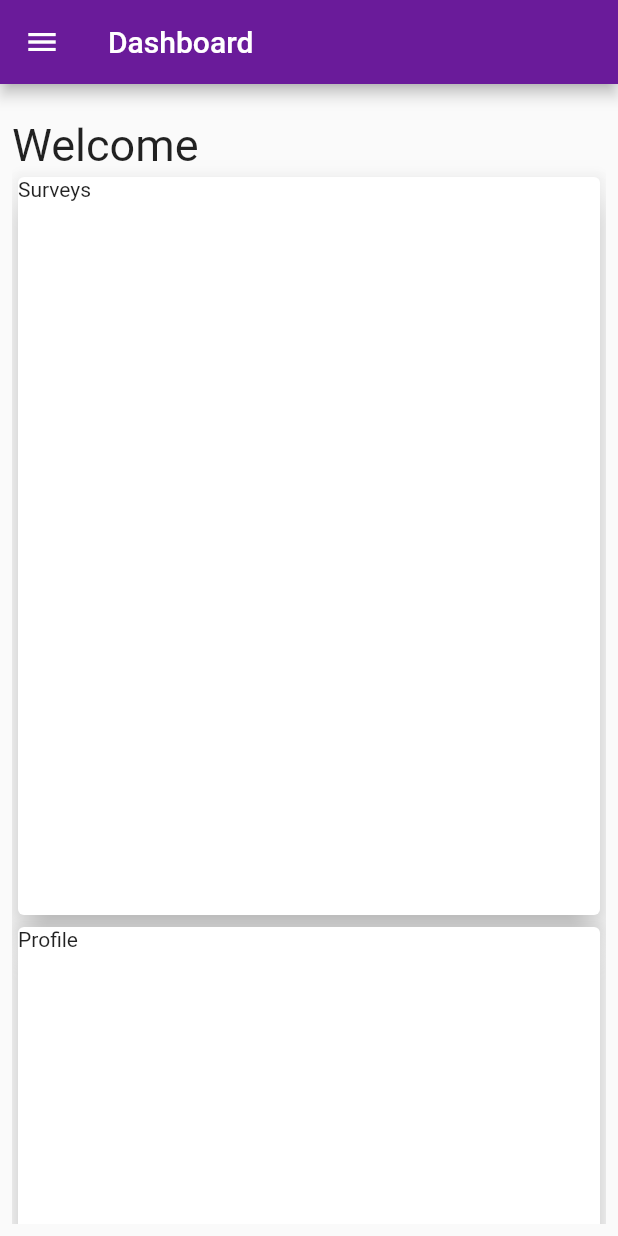
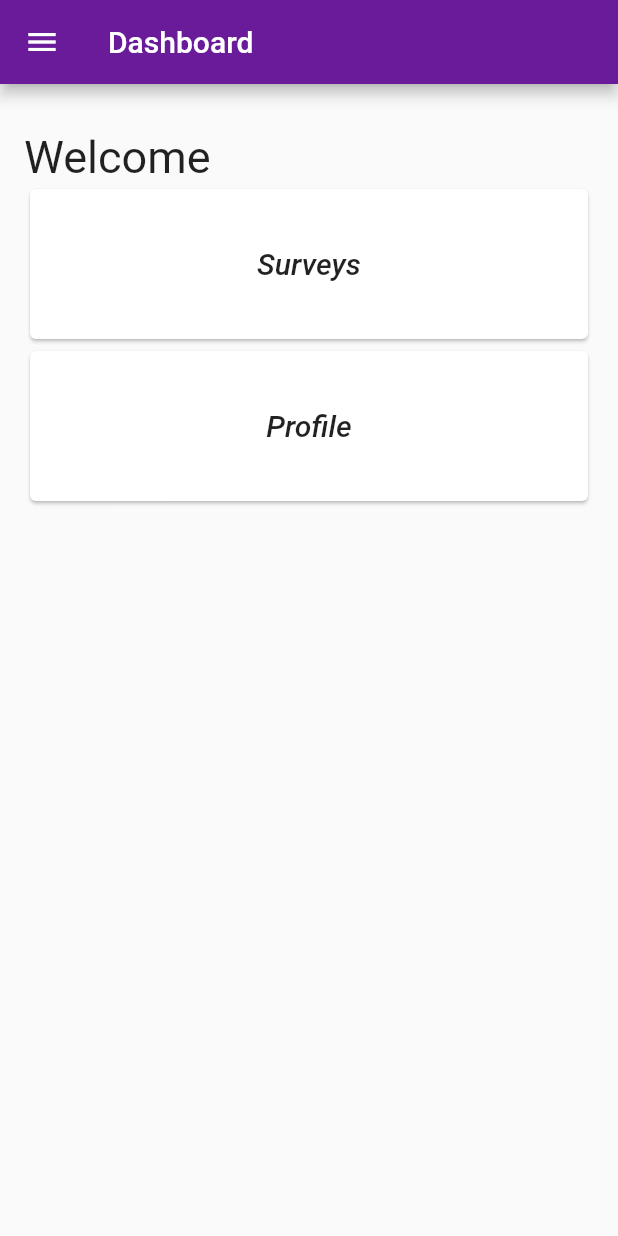
Before and after one commit to ratneshkarbhari/88zw, a Flutter app: the Dashboard screen opened by its route, on a phone screen of 412 x 824 dp. Run offline on Flutter 3.47's test engine with Material 2 defaults, Android fonts, the phone set to English and light mode, and no system bars; our stand-ins replace shared_preferences; accounts and stored records are empty.

Commit message:
dashboard cards done

```diff
--- a/survey/lib/screens/dashboard.dart
+++ b/survey/lib/screens/dashboard.dart
@@ -18,36 +18,53 @@ class _DashboardState extends State<Dashboard> {
         title: Text("Dashboard"),
       ),
       body: Padding(
-        padding: const EdgeInsets.all(8.0),
+        padding: const EdgeInsets.all(16.0),
         child: Container(
           child: ListView(
             children: [
-              SizedBox(height: 15.0,),
-              Text("Welcome "+prefs.getString("first_name"),style: TextStyle(fontSize: 30.0),),
-              Container(
-                height: 500,
-                child: GestureDetector(
+              SizedBox(
+                height: 15.0,
+              ),
+              Text(
+                "Welcome " + prefs.getString("first_name"),
+                style: TextStyle(fontSize: 30.0),
+              ),
+              GestureDetector(
                 onTap: () {
-                    Navigator.pushNamed(context,"/surveys");
+                  Navigator.pushNamed(context, "/surveys");
                 },
                 child: Card(
-                    elevation: 10.0,
-                    child: Text(
-                      "Surveys"
+                  child: Container(
+                    height: 100.0,
+                    width: double.infinity,
+                    child: Column(
+                      mainAxisAlignment: MainAxisAlignment.center,
+                      children: [
+                        Text(
+                          "Surveys",
+                          style: Theme.of(context).textTheme.headline6,
+                        )
+                      ],
                     ),
                   ),
                 ),
               ),
-              Container(
-                height: 500,
-                child: GestureDetector(
+              GestureDetector(
                 onTap: () {
-                    Navigator.pushNamed(context,"/profile");
+                  Navigator.pushNamed(context, "/profile");
                 },
                 child: Card(
-                    elevation: 10.0,
-                    child: Text(
-                      "Profile"
+                  child: Container(
+                    height: 100.0,
+                    width: double.infinity,
+                    child: Column(
+                      mainAxisAlignment: MainAxisAlignment.center,
+                      children: [
+                        Text(
+                          "Profile",
+                          style: Theme.of(context).textTheme.headline6,
+                        )
+                      ],
                     ),
                   ),
                 ),
```
Lines whose indentation alone changed are shown as unchanged.
